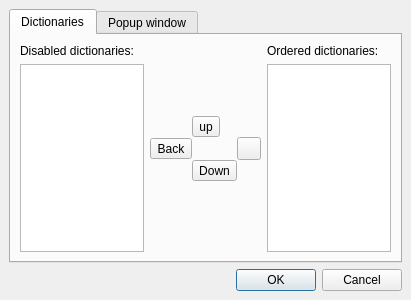
Above: ui/settingsdialog.ui from qstardict/qstardict before the change. Below: the same form after it.
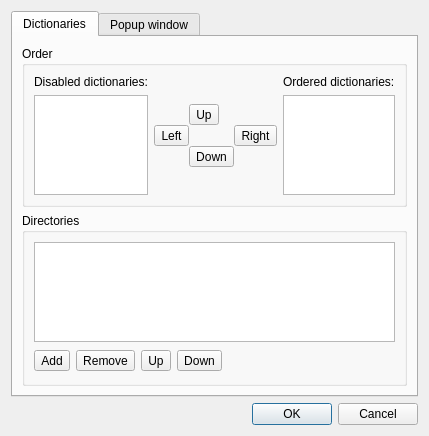
That is the form after the change. Icons and pictures are not drawn.

The edit to the form file:
```diff
--- a/ui/settingsdialog.ui
+++ b/ui/settingsdialog.ui
@@ -5,20 +5,14 @@
    <rect>
     <x>0</x>
     <y>0</y>
-    <width>411</width>
-    <height>300</height>
+    <width>427</width>
+    <height>436</height>
    </rect>
   </property>
   <property name="windowTitle" >
    <string>QStarDict Setting</string>
   </property>
   <layout class="QGridLayout" >
-   <property name="margin" >
-    <number>9</number>
-   </property>
-   <property name="spacing" >
-    <number>6</number>
-   </property>
    <item row="0" column="0" >
     <widget class="QTabWidget" name="settingsTabWidget" >
      <property name="currentIndex" >
@@ -29,65 +23,28 @@
        <string>Dictionaries</string>
       </attribute>
       <layout class="QGridLayout" >
-       <property name="margin" >
-        <number>9</number>
-       </property>
+       <item row="0" column="0" >
+        <widget class="QGroupBox" name="doctBpx" >
+         <property name="title" >
+          <string>Order</string>
+         </property>
+         <layout class="QGridLayout" >
+          <item row="0" column="0" >
+           <layout class="QVBoxLayout" >
        <property name="spacing" >
         <number>6</number>
        </property>
-       <item row="2" column="2" >
-        <spacer>
-         <property name="orientation" >
-          <enum>Qt::Vertical</enum>
-         </property>
-         <property name="sizeHint" >
-          <size>
-           <width>20</width>
-           <height>40</height>
-          </size>
-         </property>
-        </spacer>
-       </item>
-       <item row="0" column="1" >
-        <spacer>
-         <property name="orientation" >
-          <enum>Qt::Vertical</enum>
-         </property>
-         <property name="sizeHint" >
-          <size>
-           <width>20</width>
-           <height>40</height>
-          </size>
-         </property>
-        </spacer>
-       </item>
-       <item rowspan="3" row="0" column="3" >
-        <layout class="QVBoxLayout" >
-         <property name="margin" >
+            <property name="leftMargin" >
+             <number>0</number>
+            </property>
+            <property name="topMargin" >
           <number>0</number>
          </property>
-         <property name="spacing" >
-          <number>6</number>
-         </property>
-         <item>
-          <widget class="QLabel" name="label_2" >
-           <property name="text" >
-            <string>Ordered dictionaries:</string>
-           </property>
-          </widget>
-         </item>
-         <item>
-          <widget class="QListWidget" name="orderedDictsList" />
-         </item>
-        </layout>
-       </item>
-       <item rowspan="3" row="0" column="0" >
-        <layout class="QVBoxLayout" >
-         <property name="margin" >
+            <property name="rightMargin" >
           <number>0</number>
          </property>
-         <property name="spacing" >
-          <number>6</number>
+            <property name="bottomMargin" >
+             <number>0</number>
          </property>
          <item>
           <widget class="QLabel" name="label" >
@@ -101,18 +58,45 @@
          </item>
         </layout>
        </item>
-       <item row="1" column="1" colspan="2" >
+          <item row="0" column="1" >
+           <layout class="QVBoxLayout" >
+            <item>
+             <spacer>
+              <property name="orientation" >
+               <enum>Qt::Vertical</enum>
+              </property>
+              <property name="sizeHint" >
+               <size>
+                <width>20</width>
+                <height>20</height>
+               </size>
+              </property>
+             </spacer>
+            </item>
+            <item>
         <layout class="QGridLayout" >
-         <property name="margin" >
+              <property name="leftMargin" >
           <number>0</number>
          </property>
-         <property name="spacing" >
+              <property name="topMargin" >
+               <number>0</number>
+              </property>
+              <property name="rightMargin" >
+               <number>0</number>
+              </property>
+              <property name="bottomMargin" >
+               <number>0</number>
+              </property>
+              <property name="horizontalSpacing" >
+               <number>0</number>
+              </property>
+              <property name="verticalSpacing" >
           <number>0</number>
          </property>
          <item row="1" column="0" >
           <widget class="QToolButton" name="moveLeftButton" >
            <property name="text" >
-            <string>Back</string>
+                 <string>Left</string>
            </property>
            <property name="icon" >
             <iconset resource="../resources/qstardict.qrc" >:/icons/back.png</iconset>
@@ -132,7 +116,7 @@
          <item row="0" column="1" >
           <widget class="QToolButton" name="moveUpButton" >
            <property name="text" >
-            <string>up</string>
+                 <string>Up</string>
            </property>
            <property name="icon" >
             <iconset resource="../resources/qstardict.qrc" >:/icons/up.png</iconset>
@@ -142,7 +126,7 @@
          <item row="1" column="2" >
           <widget class="QToolButton" name="moveRightButton" >
            <property name="text" >
-            <string/>
+                 <string>Right</string>
            </property>
            <property name="icon" >
             <iconset resource="../resources/qstardict.qrc" >:/icons/forward.png</iconset>
@@ -150,6 +134,122 @@
           </widget>
          </item>
         </layout>
+            </item>
+            <item>
+             <spacer>
+              <property name="orientation" >
+               <enum>Qt::Vertical</enum>
+              </property>
+              <property name="sizeHint" >
+               <size>
+                <width>20</width>
+                <height>16</height>
+               </size>
+              </property>
+             </spacer>
+            </item>
+           </layout>
+          </item>
+          <item row="0" column="2" >
+           <layout class="QVBoxLayout" >
+            <property name="spacing" >
+             <number>6</number>
+            </property>
+            <property name="leftMargin" >
+             <number>0</number>
+            </property>
+            <property name="topMargin" >
+             <number>0</number>
+            </property>
+            <property name="rightMargin" >
+             <number>0</number>
+            </property>
+            <property name="bottomMargin" >
+             <number>0</number>
+            </property>
+            <item>
+             <widget class="QLabel" name="label_2" >
+              <property name="text" >
+               <string>Ordered dictionaries:</string>
+              </property>
+             </widget>
+            </item>
+            <item>
+             <widget class="QListWidget" name="orderedDictsList" />
+            </item>
+           </layout>
+          </item>
+         </layout>
+        </widget>
+       </item>
+       <item row="1" column="0" >
+        <widget class="QGroupBox" name="dictDirsBox" >
+         <property name="title" >
+          <string>Directories</string>
+         </property>
+         <layout class="QGridLayout" >
+          <item row="0" column="0" >
+           <widget class="QListWidget" name="dictDirsList" />
+          </item>
+          <item row="1" column="0" >
+           <layout class="QHBoxLayout" >
+            <item>
+             <widget class="QToolButton" name="addDictDirButton" >
+              <property name="text" >
+               <string>Add</string>
+              </property>
+              <property name="icon" >
+               <iconset resource="../resources/qstardict.qrc" >:/icons/list-add.png</iconset>
+              </property>
+             </widget>
+            </item>
+            <item>
+             <widget class="QToolButton" name="removeDictDirButton" >
+              <property name="text" >
+               <string>Remove</string>
+              </property>
+              <property name="icon" >
+               <iconset resource="../resources/qstardict.qrc" >:/icons/list-remove.png</iconset>
+              </property>
+             </widget>
+            </item>
+            <item>
+             <widget class="QToolButton" name="moveUpDictDirButton" >
+              <property name="text" >
+               <string>Up</string>
+              </property>
+              <property name="icon" >
+               <iconset resource="../resources/qstardict.qrc" >:/icons/arrow-up.png</iconset>
+              </property>
+             </widget>
+            </item>
+            <item>
+             <widget class="QToolButton" name="moveDownDictDirButton" >
+              <property name="text" >
+               <string>Down</string>
+              </property>
+              <property name="icon" >
+               <iconset resource="../resources/qstardict.qrc" >:/icons/arrow-down.png</iconset>
+              </property>
+             </widget>
+            </item>
+            <item>
+             <spacer>
+              <property name="orientation" >
+               <enum>Qt::Horizontal</enum>
+              </property>
+              <property name="sizeHint" >
+               <size>
+                <width>342</width>
+                <height>26</height>
+               </size>
+              </property>
+             </spacer>
+            </item>
+           </layout>
+          </item>
+         </layout>
+        </widget>
        </item>
       </layout>
      </widget>
```
Left out of the diff: 159 changed lines with no effect on the pictures. Lines whose indentation alone changed are shown as unchanged.
